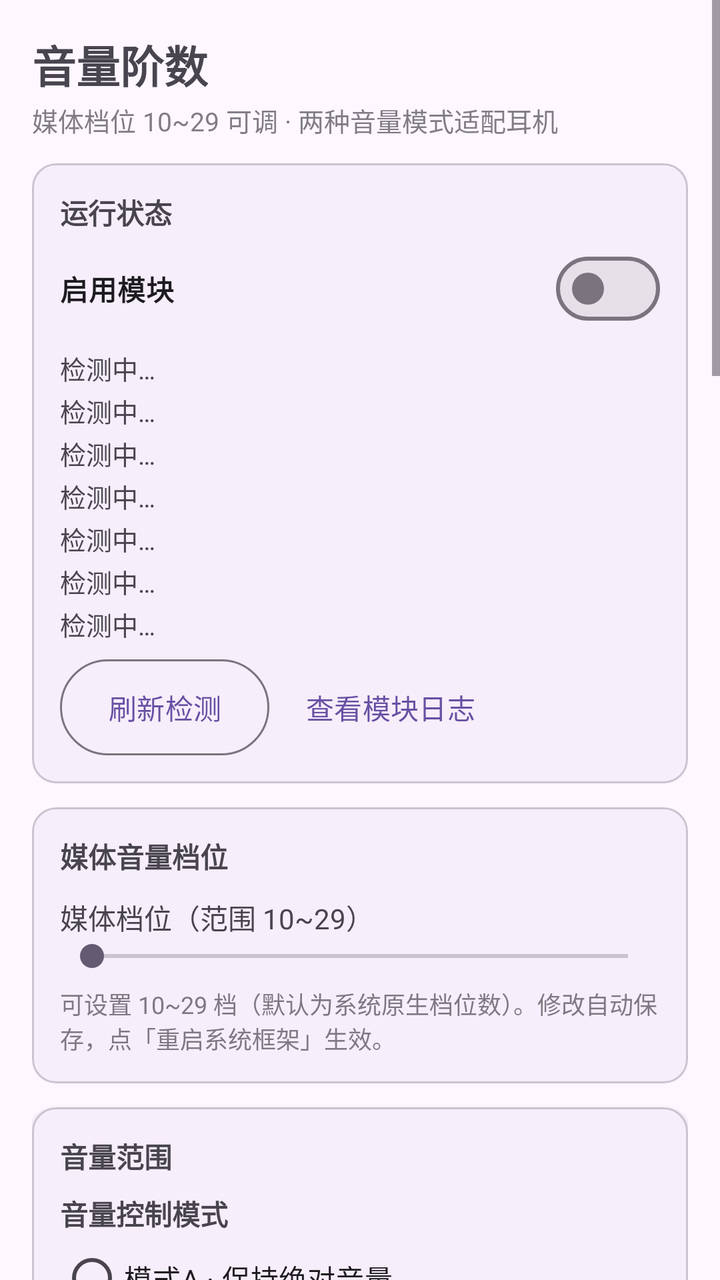
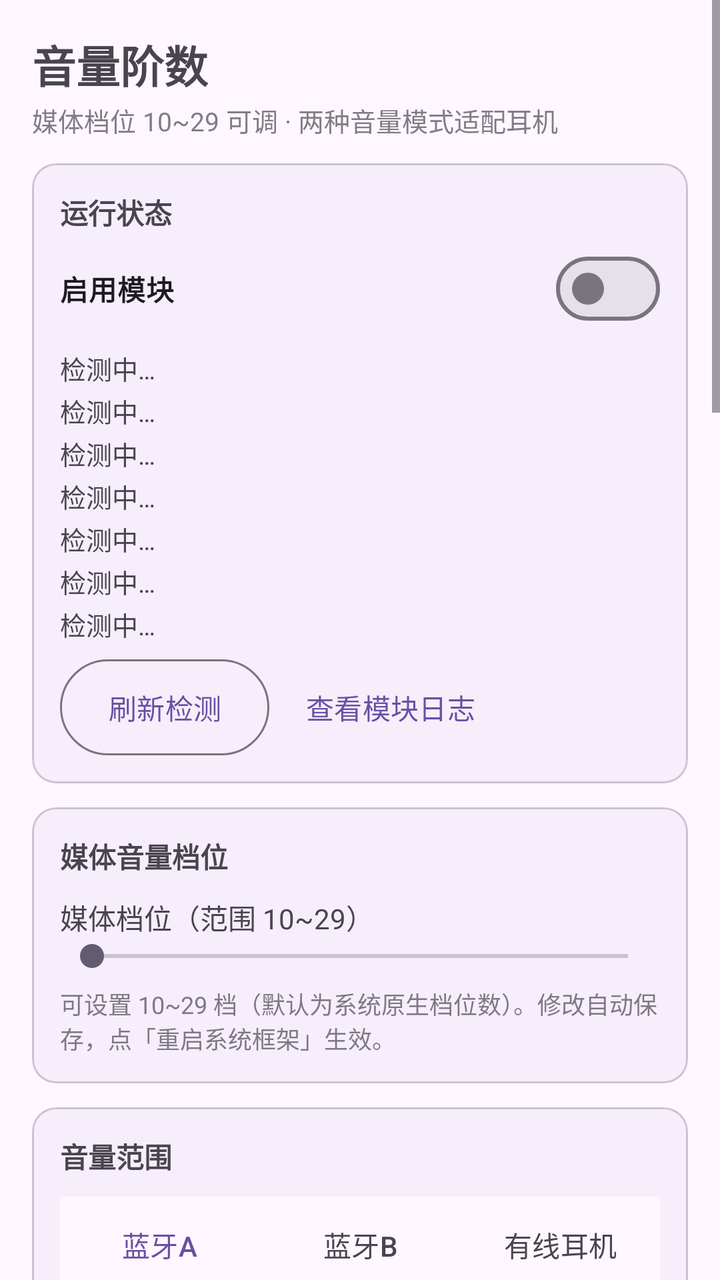

Screens rendered from an Android XML layout before and after an edit, with the pre-edit source and the edit as a unified diff.
<!-- AndroidManifest.xml: application theme Theme.VolumeControl -->
<!-- res/layout/activity_main.xml -->
<?xml version="1.0" encoding="utf-8"?>
<ScrollView xmlns:android="http://schemas.android.com/apk/res/android"
    xmlns:app="http://schemas.android.com/apk/res-auto"
    android:layout_width="match_parent"
    android:layout_height="match_parent"
    android:fitsSystemWindows="true"
    android:fillViewport="true">

    <LinearLayout
        android:layout_width="match_parent"
        android:layout_height="wrap_content"
        android:orientation="vertical"
        android:padding="16dp">

        <TextView
            android:layout_width="wrap_content"
            android:layout_height="wrap_content"
            android:text="@string/app_name"
            android:textSize="22sp"
            android:textStyle="bold" />

        <TextView
            android:layout_width="wrap_content"
            android:layout_height="wrap_content"
            android:layout_marginTop="2dp"
            android:alpha="0.7"
            android:text="@string/app_subtitle"
            android:textSize="13sp" />

        
        <com.google.android.material.card.MaterialCardView
            android:layout_width="match_parent"
            android:layout_height="wrap_content"
            android:layout_marginTop="12dp"
            app:cardCornerRadius="12dp"
            app:cardElevation="1dp">

            <LinearLayout
                android:layout_width="match_parent"
                android:layout_height="wrap_content"
                android:orientation="vertical"
                android:padding="14dp">

                <TextView
                    android:layout_width="wrap_content"
                    android:layout_height="wrap_content"
                    android:text="@string/sec_status"
                    android:textStyle="bold" />

                <com.google.android.material.materialswitch.MaterialSwitch
                    android:id="@+id/switchEnable"
                    android:layout_width="match_parent"
                    android:layout_height="wrap_content"
                    android:layout_marginTop="4dp"
                    android:text="@string/label_enable"
                    android:textStyle="bold" />

                <TextView
                    android:id="@+id/tvStatusRoot"
                    android:layout_width="match_parent"
                    android:layout_height="wrap_content"
                    android:layout_marginTop="6dp"
                    android:text="@string/status_detecting"
                    android:textSize="13sp" />

                <TextView
                    android:id="@+id/tvStatusLsposed"
                    android:layout_width="match_parent"
                    android:layout_height="wrap_content"
                    android:layout_marginTop="2dp"
                    android:text="@string/status_detecting"
                    android:textSize="13sp" />

                <TextView
                    android:id="@+id/tvStatusVolume"
                    android:layout_width="match_parent"
                    android:layout_height="wrap_content"
                    android:layout_marginTop="2dp"
                    android:text="@string/status_detecting"
                    android:textSize="13sp" />

                <TextView
                    android:id="@+id/tvStatusModule"
                    android:layout_width="match_parent"
                    android:layout_height="wrap_content"
                    android:layout_marginTop="2dp"
                    android:text="@string/status_detecting"
                    android:textSize="13sp" />

                <TextView
                    android:id="@+id/tvStatusBt"
                    android:layout_width="match_parent"
                    android:layout_height="wrap_content"
                    android:layout_marginTop="2dp"
                    android:text="@string/status_detecting"
                    android:textSize="13sp" />

                <TextView
                    android:id="@+id/tvStatusConfig"
                    android:layout_width="match_parent"
                    android:layout_height="wrap_content"
                    android:layout_marginTop="2dp"
                    android:text="@string/status_detecting"
                    android:textSize="13sp" />

                <TextView
                    android:id="@+id/tvStatusAv"
                    android:layout_width="match_parent"
                    android:layout_height="wrap_content"
                    android:layout_marginTop="2dp"
                    android:text="@string/status_detecting"
                    android:textSize="13sp" />

                <LinearLayout
                    android:layout_width="match_parent"
                    android:layout_height="wrap_content"
                    android:layout_marginTop="8dp"
                    android:orientation="horizontal">

                    <com.google.android.material.button.MaterialButton
                        android:id="@+id/btnRefresh"
                        style="@style/Widget.Material3.Button.OutlinedButton"
                        android:layout_width="wrap_content"
                        android:layout_height="wrap_content"
                        android:insetTop="0dp"
                        android:insetBottom="0dp"
                        android:text="@string/btn_refresh" />

                    <com.google.android.material.button.MaterialButton
                        android:id="@+id/btnLogs"
                        style="@style/Widget.Material3.Button.TextButton"
                        android:layout_width="wrap_content"
                        android:layout_height="wrap_content"
                        android:layout_marginStart="6dp"
                        android:insetTop="0dp"
                        android:insetBottom="0dp"
                        android:text="@string/btn_logs" />
                </LinearLayout>
            </LinearLayout>
        </com.google.android.material.card.MaterialCardView>

        
        <com.google.android.material.card.MaterialCardView
            android:layout_width="match_parent"
            android:layout_height="wrap_content"
            android:layout_marginTop="12dp"
            app:cardCornerRadius="12dp"
            app:cardElevation="1dp">

            <LinearLayout
                android:layout_width="match_parent"
                android:layout_height="wrap_content"
                android:orientation="vertical"
                android:padding="14dp">

                <TextView
                    android:layout_width="wrap_content"
                    android:layout_height="wrap_content"
                    android:text="@string/sec_media"
                    android:textStyle="bold" />

                <TextView
                    android:id="@+id/tvMediaSteps"
                    android:layout_width="match_parent"
                    android:layout_height="wrap_content"
                    android:layout_marginTop="10dp"
                    android:textSize="14sp"
                    android:text="@string/label_media_steps_default" />

                <SeekBar
                    android:id="@+id/seekMediaSteps"
                    android:layout_width="match_parent"
                    android:layout_height="wrap_content"
                    android:max="19" />

                <TextView
                    android:layout_width="match_parent"
                    android:layout_height="wrap_content"
                    android:layout_marginTop="6dp"
                    android:alpha="0.7"
                    android:text="@string/media_hint"
                    android:textSize="12sp" />
            </LinearLayout>
        </com.google.android.material.card.MaterialCardView>

        
        <com.google.android.material.card.MaterialCardView
            android:layout_width="match_parent"
            android:layout_height="wrap_content"
            android:layout_marginTop="12dp"
            app:cardCornerRadius="12dp"
            app:cardElevation="1dp">

            <LinearLayout
                android:layout_width="match_parent"
                android:layout_height="wrap_content"
                android:orientation="vertical"
                android:padding="14dp">

                <TextView
                    android:layout_width="wrap_content"
                    android:layout_height="wrap_content"
                    android:text="@string/sec_bt_range"
                    android:textStyle="bold" />

                
                <TextView
                    android:layout_width="wrap_content"
                    android:layout_height="wrap_content"
                    android:layout_marginTop="8dp"
                    android:text="@string/sec_bt"
                    android:textStyle="bold" />

                <RadioGroup
                    android:id="@+id/radioBtMode"
                    android:layout_width="match_parent"
                    android:layout_height="wrap_content"
                    android:layout_marginTop="4dp"
                    android:orientation="vertical">

                    <RadioButton
                        android:id="@+id/radioModeAbsolute"
                        android:layout_width="match_parent"
                        android:layout_height="wrap_content"
                        android:minHeight="36dp"
                        android:text="@string/mode_name_absolute" />

                    <RadioButton
                        android:id="@+id/radioModeSoftware"
                        android:layout_width="match_parent"
                        android:layout_height="wrap_content"
                        android:minHeight="36dp"
                        android:text="@string/mode_name_software" />
                </RadioGroup>

                <TextView
                    android:layout_width="match_parent"
                    android:layout_height="wrap_content"
                    android:layout_marginTop="2dp"
                    android:alpha="0.7"
                    android:text="@string/mode_hint"
                    android:textSize="12sp" />

                
                <com.google.android.material.tabs.TabLayout
                    android:id="@+id/tabsRange"
                    android:layout_width="match_parent"
                    android:layout_height="wrap_content"
                    android:layout_marginTop="10dp"
                    app:tabGravity="fill"
                    app:tabMode="fixed">

                    <com.google.android.material.tabs.TabItem
                        android:layout_width="wrap_content"
                        android:layout_height="wrap_content"
                        android:text="@string/tab_mode_a" />

                    <com.google.android.material.tabs.TabItem
                        android:layout_width="wrap_content"
                        android:layout_height="wrap_content"
                        android:text="@string/tab_mode_b" />

                    <com.google.android.material.tabs.TabItem
                        android:layout_width="wrap_content"
                        android:layout_height="wrap_content"
                        android:text="@string/target_wired" />
                </com.google.android.material.tabs.TabLayout>

                
                <LinearLayout
                    android:id="@+id/groupRangeEditor"
                    android:layout_width="match_parent"
                    android:layout_height="wrap_content"
                    android:orientation="vertical">

                    <TextView
                        android:id="@+id/tvSummary"
                        android:layout_width="match_parent"
                        android:layout_height="wrap_content"
                        android:layout_marginTop="10dp"
                        android:textSize="13sp" />

                    <TextView
                        android:layout_width="wrap_content"
                        android:layout_height="wrap_content"
                        android:layout_marginTop="10dp"
                        android:text="@string/sec_curve"
                        android:textStyle="bold" />

                    <RadioGroup
                        android:id="@+id/radioCurveType"
                        android:layout_width="match_parent"
                        android:layout_height="wrap_content"
                        android:layout_marginTop="4dp"
                        android:orientation="vertical">

                        <RadioButton
                            android:id="@+id/radioCurveLog"
                            android:layout_width="match_parent"
                            android:layout_height="wrap_content"
                            android:minHeight="36dp"
                            android:text="@string/curve_log" />

                        <RadioButton
                            android:id="@+id/radioCurveLinear"
                            android:layout_width="match_parent"
                            android:layout_height="wrap_content"
                            android:minHeight="36dp"
                            android:text="@string/curve_linear" />

                        <RadioButton
                            android:id="@+id/radioCurveSqrt"
                            android:layout_width="match_parent"
                            android:layout_height="wrap_content"
                            android:minHeight="36dp"
                            android:text="@string/curve_sqrt" />
                    </RadioGroup>

                    <TextView
                        android:layout_width="match_parent"
                        android:layout_height="wrap_content"
                        android:layout_marginTop="2dp"
                        android:alpha="0.7"
                        android:text="@string/curve_hint"
                        android:textSize="12sp" />

                    <TextView
                        android:id="@+id/tvMinAbs"
                        android:layout_width="match_parent"
                        android:layout_height="wrap_content"
                        android:layout_marginTop="6dp"
                        android:textSize="14sp" />

                    <SeekBar
                        android:id="@+id/seekMinAbs"
                        android:layout_width="match_parent"
                        android:layout_height="wrap_content"
                        android:max="127" />

                    <TextView
                        android:id="@+id/tvMaxAbs"
                        android:layout_width="match_parent"
                        android:layout_height="wrap_content"
                        android:textSize="14sp" />

                    <SeekBar
                        android:id="@+id/seekMaxAbs"
                        android:layout_width="match_parent"
                        android:layout_height="wrap_content"
                        android:max="127" />

                    <TextView
                        android:id="@+id/tvRangeHint"
                        android:layout_width="match_parent"
                        android:layout_height="wrap_content"
                        android:alpha="0.7"
                        android:text="@string/range_hint"
                        android:textSize="12sp" />

                    <TextView
                        android:id="@+id/tvRangeMapping"
                        android:layout_width="match_parent"
                        android:layout_height="wrap_content"
                        android:layout_marginTop="10dp"
                        android:fontFamily="monospace"
                        android:textSize="11sp" />
                </LinearLayout>
            </LinearLayout>
        </com.google.android.material.card.MaterialCardView>

        
        <com.google.android.material.card.MaterialCardView
            android:layout_width="match_parent"
            android:layout_height="wrap_content"
            android:layout_marginTop="12dp"
            app:cardCornerRadius="12dp"
            app:cardElevation="1dp">

            <LinearLayout
                android:layout_width="match_parent"
                android:layout_height="wrap_content"
                android:orientation="vertical"
                android:padding="14dp">

                <TextView
                    android:layout_width="wrap_content"
                    android:layout_height="wrap_content"
                    android:text="@string/sec_actions"
                    android:textStyle="bold" />

                <TextView
                    android:id="@+id/tvPending"
                    android:layout_width="match_parent"
                    android:layout_height="wrap_content"
                    android:layout_marginTop="6dp"
                    android:textSize="13sp" />

                <com.google.android.material.button.MaterialButton
                    android:id="@+id/btnRestartBt"
                    style="@style/Widget.Material3.Button.OutlinedButton"
                    android:layout_width="match_parent"
                    android:layout_height="wrap_content"
                    android:layout_marginTop="8dp"
                    android:text="@string/btn_restart_bt" />

                <com.google.android.material.button.MaterialButton
                    android:id="@+id/btnApplyRestart"
                    android:layout_width="match_parent"
                    android:layout_height="wrap_content"
                    android:layout_marginTop="6dp"
                    android:text="@string/btn_apply_restart" />

                <com.google.android.material.button.MaterialButton
                    android:id="@+id/btnReset"
                    style="@style/Widget.Material3.Button.OutlinedButton"
                    android:layout_width="match_parent"
                    android:layout_height="wrap_content"
                    android:layout_marginTop="6dp"
                    android:text="@string/btn_reset" />

                <TextView
                    android:layout_width="match_parent"
                    android:layout_height="wrap_content"
                    android:layout_marginTop="10dp"
                    android:alpha="0.7"
                    android:text="@string/ops_hint"
                    android:textSize="12sp" />
            </LinearLayout>
        </com.google.android.material.card.MaterialCardView>

        
        <com.google.android.material.card.MaterialCardView
            android:layout_width="match_parent"
            android:layout_height="wrap_content"
            android:layout_marginTop="12dp"
            android:layout_marginBottom="16dp"
            app:cardCornerRadius="12dp"
            app:cardElevation="1dp">

            <LinearLayout
                android:layout_width="match_parent"
                android:layout_height="wrap_content"
                android:orientation="vertical"
                android:padding="14dp">

                <TextView
                    android:layout_width="wrap_content"
                    android:layout_height="wrap_content"
                    android:text="@string/sec_guide"
                    android:textStyle="bold" />

                <TextView
                    android:layout_width="match_parent"
                    android:layout_height="wrap_content"
                    android:layout_marginTop="6dp"
                    android:lineSpacingExtra="3dp"
                    android:text="@string/guide_text"
                    android:textSize="13sp" />
            </LinearLayout>
        </com.google.android.material.card.MaterialCardView>
    </LinearLayout>
</ScrollView>
<!-- resources referenced by this layout -->
<resources>
  <string name="app_name">音量阶数</string>
  <string name="app_subtitle">媒体档位 10~29 可调 · 两种音量模式适配耳机</string>
  <string name="btn_apply_restart">重启系统框架（媒体档位数修改后）</string>
  <string name="btn_logs">查看模块日志</string>
  <string name="btn_refresh">刷新检测</string>
  <string name="btn_reset">恢复系统默认（关闭模块）</string>
  <string name="btn_restart_bt">重启蓝牙 (模式/音量范围调整后)</string>
  <string name="curve_hint" formatted="false">选择档位到音量范围的映射分布；三者第 1 档=最小音量、最高档=最大音量。模式A/B 与耳机模式的曲线各自独立保存。</string>
  <string name="curve_linear">线性区间（每档等量）</string>
  <string name="curve_log">对数区间（等比倍增，默认）</string>
  <string name="curve_sqrt">平方根区间（低音量增强）</string>
  <string name="guide_text" formatted="false">1. 在 LSPosed 中启用本模块，然后重启系统框架（本页按钮即可）。\n
  2. 媒体音量档位：可设置 10~29 档（HyperOS 默认 15），只影响媒体流（音乐/视频）。修改档位数后点「重启系统框架」，期间黑屏属正常现象。\n
  3. 模式A（默认，保持绝对音量）：蓝牙耳机保持绝对音量控制，手机系统音量线性不变。档位经可选曲线（线性/对数/平方根）映射为 AVRCP 音量（0~127）：第 1 档=最小音量、最高档=最大音量；最小音量设为 0 时，第 1 档自动取最大音量约 15% 作为可闻下限（自适应耳机量程）。\n
  4. 模式B（低音量问题首选）：停用蓝牙绝对音量，由手机端软件衰减音频信号，耳机固定自身硬件音量；音量范围仅对蓝牙生效。\n
  5. 音量范围：蓝牙模式A/B 各自独立保存；插入有线耳机或使用外放时自动走「耳机模式」的独立范围（最小/最大/曲线），与蓝牙模式无关。\n
  6. 生效方式：修改自动保存。切换模式或调整音量范围后需点「重启蓝牙」生效；仅媒体档位数修改后需点「重启系统框架」。\n
  7. 恢复默认：点「恢复系统默认」并重启生效；或在 LSPosed 中停用模块后重启手机。\n
  8. 排查：状态区查看「系统配置键」与媒体档位是否生效；点「查看模块日志」查看模块自写日志。</string>
  <string name="label_enable">启用模块</string>
  <string name="label_media_steps_default">媒体档位（范围 10~29）</string>
  <string name="media_hint">可设置 10~29 档（默认为系统原生档位数）。修改自动保存，点「重启系统框架」生效。</string>
  <string name="mode_hint" formatted="false">模式A：保持蓝牙耳机绝对音量控制，手机系统音量线性不变。模式B：停用蓝牙绝对音量，由手机端软件衰减音频，耳机固定自身硬件音量。两种模式仅作用于蓝牙耳机；插入有线耳机或使用外放扬声器时自动走「有线耳机」范围（切到该选项卡可调整）。</string>
  <string name="mode_name_absolute">模式A · 保持绝对音量</string>
  <string name="mode_name_software">模式B · 停用绝对音量</string>
  <string name="ops_hint">修改后自动保存。切换模式或调整音量范围后需点「重启蓝牙」；仅媒体档位数修改后需点「重启系统框架」。</string>
  <string name="range_hint" formatted="false">蓝牙与有线耳机在本卡片顶部的选项卡间切换，各自保存独立的范围/曲线。蓝牙下模式A/B 又分别保存：模式A 为 AVRCP 映射，模式B 为手机端软件曲线衰减（均仅蓝牙）。插入有线耳机或使用外放时自动走「有线耳机」范围。</string>
  <string name="sec_actions">操作</string>
  <string name="sec_bt">音量控制模式</string>
  <string name="sec_bt_range">音量范围</string>
  <string name="sec_curve">映射曲线</string>
  <string name="sec_guide">使用说明</string>
  <string name="sec_media">媒体音量档位</string>
  <string name="sec_status">运行状态</string>
  <string name="status_detecting">检测中…</string>
  <string name="tab_mode_a">模式A</string>
  <string name="tab_mode_b">模式B</string>
  <string name="target_wired">有线耳机</string>
  <style name="Theme.VolumeControl" parent="Theme.Material3.DayNight.NoActionBar" />
</resources>

<!-- the commit's change to res/layout/activity_main.xml (unified diff, before → after) -->
@@ -204,44 +204,6 @@
                     android:textStyle="bold" />
 
                 
-                <TextView
-                    android:layout_width="wrap_content"
-                    android:layout_height="wrap_content"
-                    android:layout_marginTop="8dp"
-                    android:text="@string/sec_bt"
-                    android:textStyle="bold" />
-
-                <RadioGroup
-                    android:id="@+id/radioBtMode"
-                    android:layout_width="match_parent"
-                    android:layout_height="wrap_content"
-                    android:layout_marginTop="4dp"
-                    android:orientation="vertical">
-
-                    <RadioButton
-                        android:id="@+id/radioModeAbsolute"
-                        android:layout_width="match_parent"
-                        android:layout_height="wrap_content"
-                        android:minHeight="36dp"
-                        android:text="@string/mode_name_absolute" />
-
-                    <RadioButton
-                        android:id="@+id/radioModeSoftware"
-                        android:layout_width="match_parent"
-                        android:layout_height="wrap_content"
-                        android:minHeight="36dp"
-                        android:text="@string/mode_name_software" />
-                </RadioGroup>
-
-                <TextView
-                    android:layout_width="match_parent"
-                    android:layout_height="wrap_content"
-                    android:layout_marginTop="2dp"
-                    android:alpha="0.7"
-                    android:text="@string/mode_hint"
-                    android:textSize="12sp" />
-
-                
                 <com.google.android.material.tabs.TabLayout
                     android:id="@+id/tabsRange"
                     android:layout_width="match_parent"
<!-- resource entries referenced after the edit -->
@@ -22,21 +22,17 @@
   <string name="label_enable">启用模块</string>
   <string name="label_media_steps_default">媒体档位（范围 10~29）</string>
   <string name="media_hint">可设置 10~29 档（默认为系统原生档位数）。修改自动保存，点「重启系统框架」生效。</string>
-  <string name="mode_hint" formatted="false">模式A：保持蓝牙耳机绝对音量控制，手机系统音量线性不变。模式B：停用蓝牙绝对音量，由手机端软件衰减音频，耳机固定自身硬件音量。两种模式仅作用于蓝牙耳机；插入有线耳机或使用外放扬声器时自动走「有线耳机」范围（切到该选项卡可调整）。</string>
-  <string name="mode_name_absolute">模式A · 保持绝对音量</string>
-  <string name="mode_name_software">模式B · 停用绝对音量</string>
   <string name="ops_hint">修改后自动保存。切换模式或调整音量范围后需点「重启蓝牙」；仅媒体档位数修改后需点「重启系统框架」。</string>
   <string name="range_hint" formatted="false">蓝牙与有线耳机在本卡片顶部的选项卡间切换，各自保存独立的范围/曲线。蓝牙下模式A/B 又分别保存：模式A 为 AVRCP 映射，模式B 为手机端软件曲线衰减（均仅蓝牙）。插入有线耳机或使用外放时自动走「有线耳机」范围。</string>
   <string name="sec_actions">操作</string>
-  <string name="sec_bt">音量控制模式</string>
   <string name="sec_bt_range">音量范围</string>
   <string name="sec_curve">映射曲线</string>
   <string name="sec_guide">使用说明</string>
   <string name="sec_media">媒体音量档位</string>
   <string name="sec_status">运行状态</string>
   <string name="status_detecting">检测中…</string>
-  <string name="tab_mode_a">模式A</string>
-  <string name="tab_mode_b">模式B</string>
+  <string name="tab_mode_a">蓝牙A</string>
+  <string name="tab_mode_b">蓝牙B</string>
   <string name="target_wired">有线耳机</string>
   <style name="Theme.VolumeControl" parent="Theme.Material3.DayNight.NoActionBar" />
 </resources>
